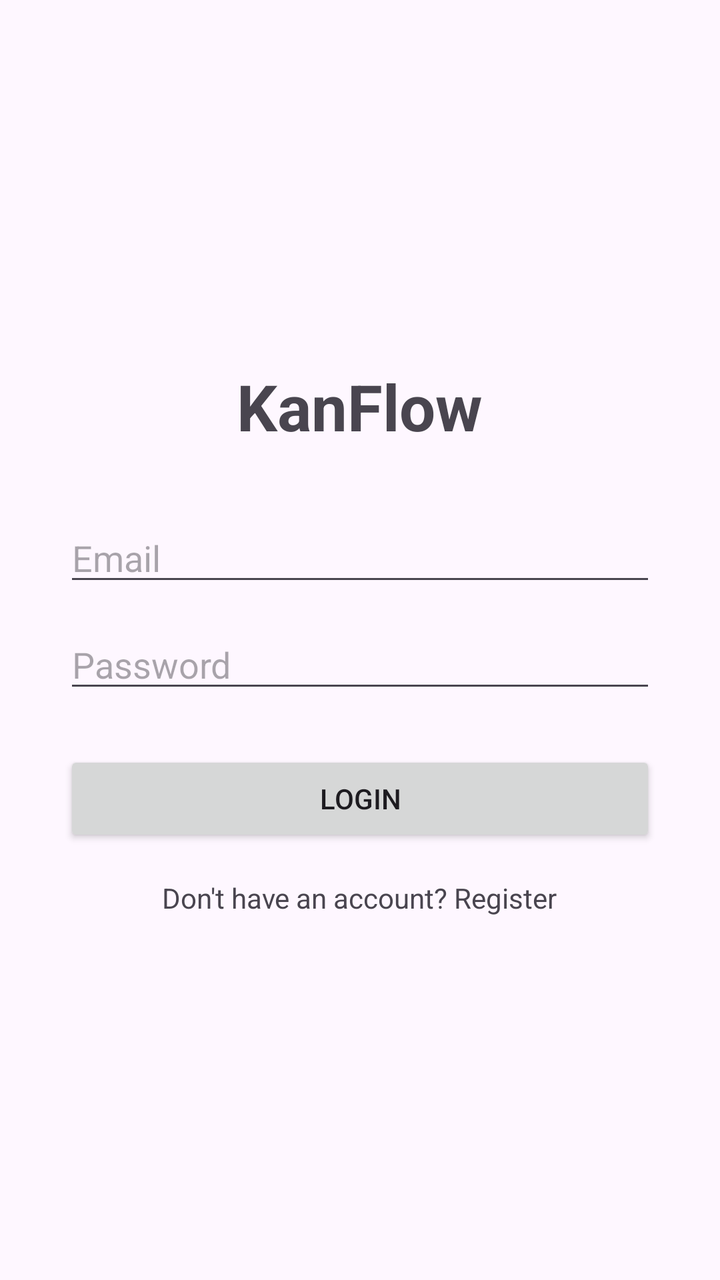
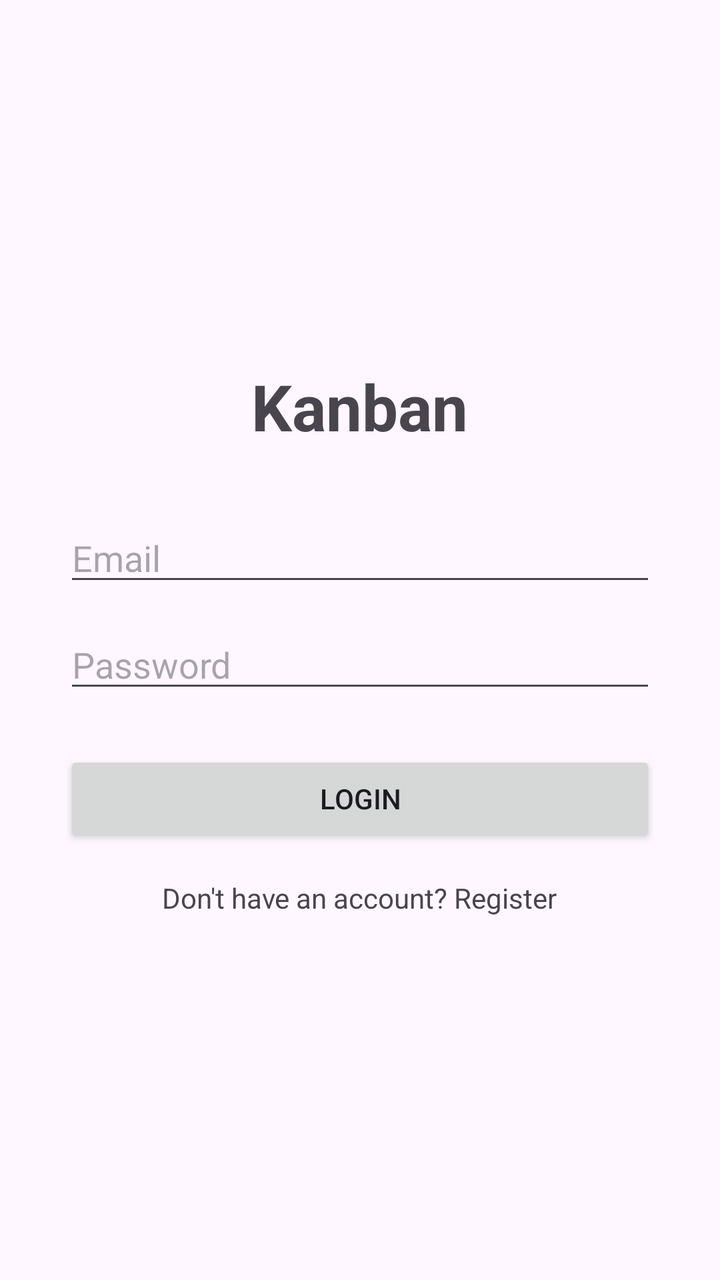

Before-and-after screenshots of an Android layout around one commit, followed by the original layout XML and the change that was made.
<!-- AndroidManifest.xml: application theme Theme.Kanban -->
<!-- res/layout/activity_login.xml -->
<?xml version="1.0" encoding="utf-8"?>
<LinearLayout xmlns:android="http://schemas.android.com/apk/res/android"
    android:layout_width="match_parent"
    android:layout_height="match_parent"
    android:orientation="vertical"
    android:gravity="center"
    android:padding="32dp">

    <TextView
        android:text="KanFlow"
        android:textSize="32sp"
        android:textStyle="bold"
        android:layout_marginBottom="32dp"
        android:layout_width="wrap_content"
        android:layout_height="wrap_content"/>

    <EditText
        android:id="@+id/etEmail"
        android:hint="Email"
        android:inputType="textEmailAddress"
        android:layout_width="match_parent"
        android:layout_height="wrap_content"
        android:layout_marginBottom="12dp"/>

    <EditText
        android:id="@+id/etPassword"
        android:hint="Password"
        android:inputType="textPassword"
        android:layout_width="match_parent"
        android:layout_height="wrap_content"
        android:layout_marginBottom="24dp"/>

    <Button
        android:id="@+id/btnLogin"
        android:text="Login"
        android:layout_width="match_parent"
        android:layout_height="wrap_content"/>

    <TextView
        android:id="@+id/tvRegister"
        android:text="Don't have an account? Register"
        android:layout_marginTop="16dp"
        android:layout_width="wrap_content"
        android:layout_height="wrap_content"/>

</LinearLayout>
<!-- resources referenced by this layout -->
<resources>
  <style name="Theme.Kanban" parent="Base.Theme.Kanban" />
  <style name="Base.Theme.Kanban" parent="Theme.Material3.DayNight.NoActionBar">
          
          
      </style>
</resources>

<!-- the commit's change to res/layout/activity_login.xml (unified diff, before → after) -->
@@ -7,7 +7,7 @@
     android:padding="32dp">
 
     <TextView
-        android:text="KanFlow"
+        android:text="Kanban"
         android:textSize="32sp"
         android:textStyle="bold"
         android:layout_marginBottom="32dp"
